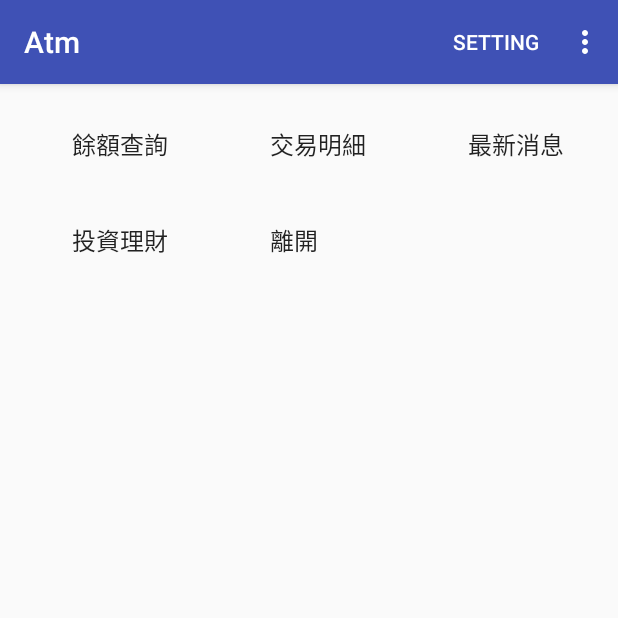
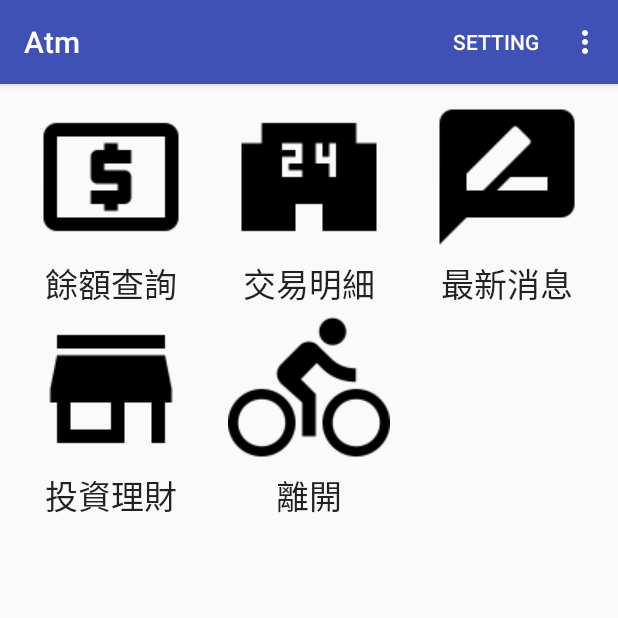
Before and after one commit to Claire0505/Atm, an Android app: the MainActivity screen opened directly, with no data from a screen before it, after a tap on "餘額查詢", on a phone screen of 412 x 824 dp, the top half of it. Run offline under Robolectric (Android 15) with nearby library versions, the phone set to English and light mode, and no system bars.

Commit message:
客製化GridView 建立內部類別來繼承extends BaseAdapter 並實作方法

```diff
--- a/app/src/main/java/claire/com/MainActivity.java
+++ b/app/src/main/java/claire/com/MainActivity.java
@@ -7,28 +7,73 @@ import android.util.Log;
 import android.view.Menu;
 import android.view.MenuItem;
 import android.view.View;
+import android.view.ViewGroup;
 import android.widget.AdapterView;
 import android.widget.ArrayAdapter;
+import android.widget.BaseAdapter;
 import android.widget.GridView;
+import android.widget.ImageView;
 import android.widget.ListView;
 import android.widget.Spinner;
+import android.widget.TextView;
 import android.widget.Toast;
 
 public class MainActivity extends AppCompatActivity implements AdapterView.OnItemClickListener {
     public static final int RC_LOGIN = 1;
     boolean logon = false;
     String[] func = {"餘額查詢","交易明細", "最新消息", "投資理財", "離開"};
+    int[] icons = {R.drawable.func_balance,
+                    R.drawable.func_history,
+                    R.drawable.func_news,
+                    R.drawable.func_finance,
+                    R.drawable.func_exit};
+
+    //客制化GridView
+    class IconAdapter extends BaseAdapter{
+
+        @Override
+        public int getCount() { //回傳項目個數
+            return func.length;
+        }
+
+        @Override
+        public Object getItem(int position) { //應回傳參數所對應的資源，可使用功能項目的字串，回傳給呼叫方
+            return func[position];
+        }
+
+        @Override
+        public long getItemId(int position) { //應回傳position所對應的id值，這個值應為可供辨識，不重複
+            return icons[position];
+        }
+
+        @Override
+        public View getView(int position, View convertView, ViewGroup parent) {
+            //在畫面上欲展示一個項目給使用者時會呼叫此方法
+            //傳入參數 convertView 即是目前呼叫方法手上有的View元件，第一次呼叫時是null值
+            View row = convertView;
+            if (row == null){
+                row = getLayoutInflater().inflate(R.layout.item_row, null);
+                ImageView image = row.findViewById(R.id.item_image);
+                TextView text = row.findViewById(R.id.item_text);
+                image.setImageResource(icons[position]);
+                text.setText(func[position]);
+            }
+
+            return row;
+        }
+    }
+
 
     @Override
     protected void onCreate(Bundle savedInstanceState) {
         super.onCreate(savedInstanceState);
         setContentView(R.layout.activity_main);
 
-        //使用GridView
+        //客製化GridView
         GridView grid = findViewById(R.id.grid);
-        ArrayAdapter gAdapter =
-                new ArrayAdapter(this, android.R.layout.simple_expandable_list_item_1, func);
+        IconAdapter gAdapter = new IconAdapter();
         grid.setAdapter(gAdapter);
+
         //讓MainActivity實作implements傾聽者並實作OnItemClick()方法
         grid.setOnItemClickListener(this);
 
@@ -120,17 +165,18 @@ public class MainActivity extends AppCompatActivity implements AdapterView.OnIte
 
     @Override
     public void onItemClick(AdapterView<?> parent, View view, int position, long id) {
-        switch (position){
-            case 0:
+
+        switch ((int)id){
+            case R.drawable.func_balance:
                 Toast.makeText(this, "" + position, Toast.LENGTH_SHORT).show();
                 break;
-            case 1:
+            case R.drawable.func_history:
                 break;
-            case 2:
+            case R.drawable.func_news:
                 break;
-            case 3:
+            case R.drawable.func_finance:
                 break;
-            case 4:
+            case R.drawable.func_exit:
                 finish(); //離開
                 break;
         }
--- /dev/null
+++ b/app/src/main/res/layout/item_row.xml
@@ -0,0 +1,22 @@
+<?xml version="1.0" encoding="utf-8"?>
+<LinearLayout xmlns:android="http://schemas.android.com/apk/res/android"
+    xmlns:app="http://schemas.android.com/apk/res-auto"
+    android:orientation="vertical" android:layout_width="match_parent"
+    android:layout_height="match_parent">
+
+    <ImageView
+        android:id="@+id/item_image"
+        android:layout_width="wrap_content"
+        android:layout_height="wrap_content"
+        android:layout_gravity="center_horizontal"
+        app:srcCompat="@drawable/func_balance" />
+
+    <TextView
+        android:id="@+id/item_text"
+        android:textAppearance="@style/TextAppearance.AppCompat.Large"
+        android:layout_width="wrap_content"
+        android:layout_height="wrap_content"
+        android:layout_gravity="center_horizontal"
+        android:text="Large Text" />
+
+</LinearLayout>
```
Also changed, not shown: app/src/main/res/drawable/func_balance.png (added), app/src/main/res/drawable/func_exit.png (added), app/src/main/res/drawable/func_finance.png (added), app/src/main/res/drawable/func_history.png (added), app/src/main/res/drawable/func_news.png (added).
